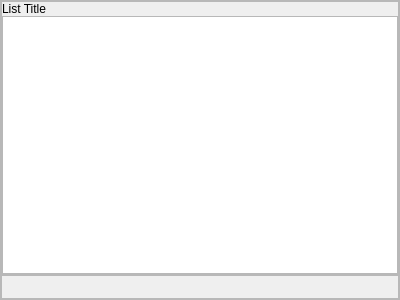
This is GUI/UI/DialogComponents/LockableList.ui in BrendonWatsonLab/PhoPyQtTimelinePlotter as Qt 5 draws it before an edit. The edited form follows.
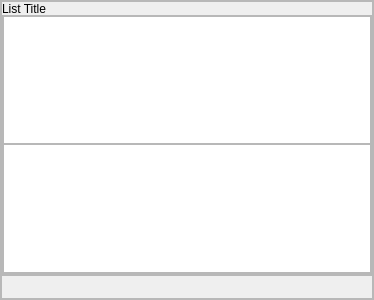
This is the edited form. Custom widgets are drawn as their Qt base class.

Diff of the .ui file:
```diff
--- a/GUI/UI/DialogComponents/LockableList.ui
+++ b/GUI/UI/DialogComponents/LockableList.ui
@@ -6,7 +6,7 @@
    <rect>
     <x>0</x>
     <y>0</y>
-    <width>400</width>
+    <width>374</width>
     <height>300</height>
    </rect>
   </property>
@@ -78,10 +78,58 @@
           <number>0</number>
          </property>
          <item row="1" column="0">
-          <widget class="QListView" name="listView"/>
+          <widget class="QFrame" name="frame_main_content">
+           <property name="sizePolicy">
+            <sizepolicy hsizetype="Preferred" vsizetype="Expanding">
+             <horstretch>0</horstretch>
+             <verstretch>0</verstretch>
+            </sizepolicy>
+           </property>
+           <property name="frameShape">
+            <enum>QFrame::StyledPanel</enum>
+           </property>
+           <property name="frameShadow">
+            <enum>QFrame::Raised</enum>
+           </property>
+           <layout class="QGridLayout" name="gridLayout_4">
+            <property name="leftMargin">
+             <number>0</number>
+            </property>
+            <property name="topMargin">
+             <number>0</number>
+            </property>
+            <property name="rightMargin">
+             <number>0</number>
+            </property>
+            <property name="bottomMargin">
+             <number>0</number>
+            </property>
+            <property name="spacing">
+             <number>0</number>
+            </property>
+            <item row="0" column="0">
+             <widget class="QListView" name="listView"/>
+            </item>
+            <item row="1" column="0">
+             <widget class="QTableView" name="tableView"/>
+            </item>
+           </layout>
+          </widget>
          </item>
          <item row="0" column="0">
           <widget class="QLabel" name="lblListTitle">
+           <property name="minimumSize">
+            <size>
+             <width>90</width>
+             <height>13</height>
+            </size>
+           </property>
+           <property name="baseSize">
+            <size>
+             <width>90</width>
+             <height>13</height>
+            </size>
+           </property>
            <property name="text">
             <string>List Title</string>
            </property>
@@ -136,7 +184,7 @@
           <widget class="ListLockableEditButtons_DialogComponents" name="listLockableEditWidget" native="true">
            <property name="minimumSize">
             <size>
-             <width>0</width>
+             <width>90</width>
              <height>19</height>
             </size>
            </property>
```
Left out of the diff: 2 changed lines with no effect on the pictures.
